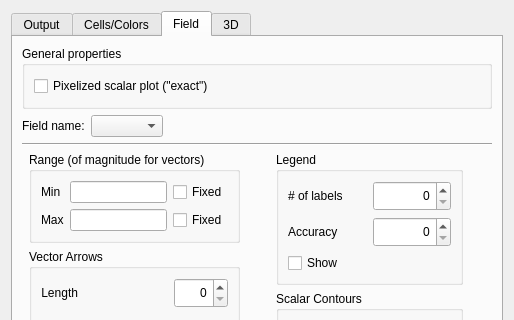
Qt form CompuCell3D/player/Configuration/cc3D_prefs.ui (CompuCell3D/CompuCell3D) before a commit; both pictures show x 0 to 514 and y 0 to 320 of the 514 by 468 pixel window.
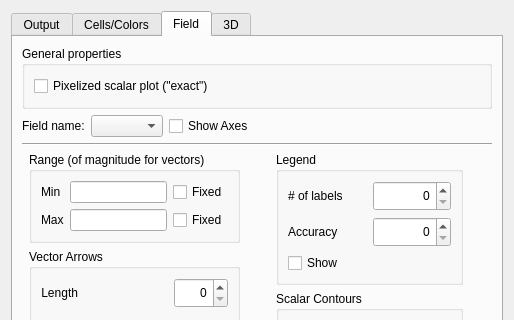
The same form after that commit. The open tabs and pages were chosen to show the change.

Commit message: Added plot specific axes settings, work in progress

The edit to the form file:
```diff
--- a/CompuCell3D/player/Configuration/cc3D_prefs.ui
+++ b/CompuCell3D/player/Configuration/cc3D_prefs.ui
@@ -797,7 +797,7 @@
       <attribute name="title">
        <string>Field</string>
       </attribute>
-      <layout class="QVBoxLayout" name="verticalLayout">
+      <layout class="QHBoxLayout" name="horizontalLayout_28">
        <item>
         <layout class="QVBoxLayout" name="verticalLayout_15">
          <item>
@@ -835,6 +835,13 @@
              </item>
             </layout>
            </item>
+           <item>
+            <widget class="QCheckBox" name="showPlotAxesCB">
+             <property name="text">
+              <string>Show Axes</string>
+             </property>
+            </widget>
+           </item>
            <item>
             <spacer name="horizontalSpacer_15">
              <property name="orientation">
```
Left out of the diff: 2 changed lines with no effect on the pictures. The commit also changes 11 other files.
